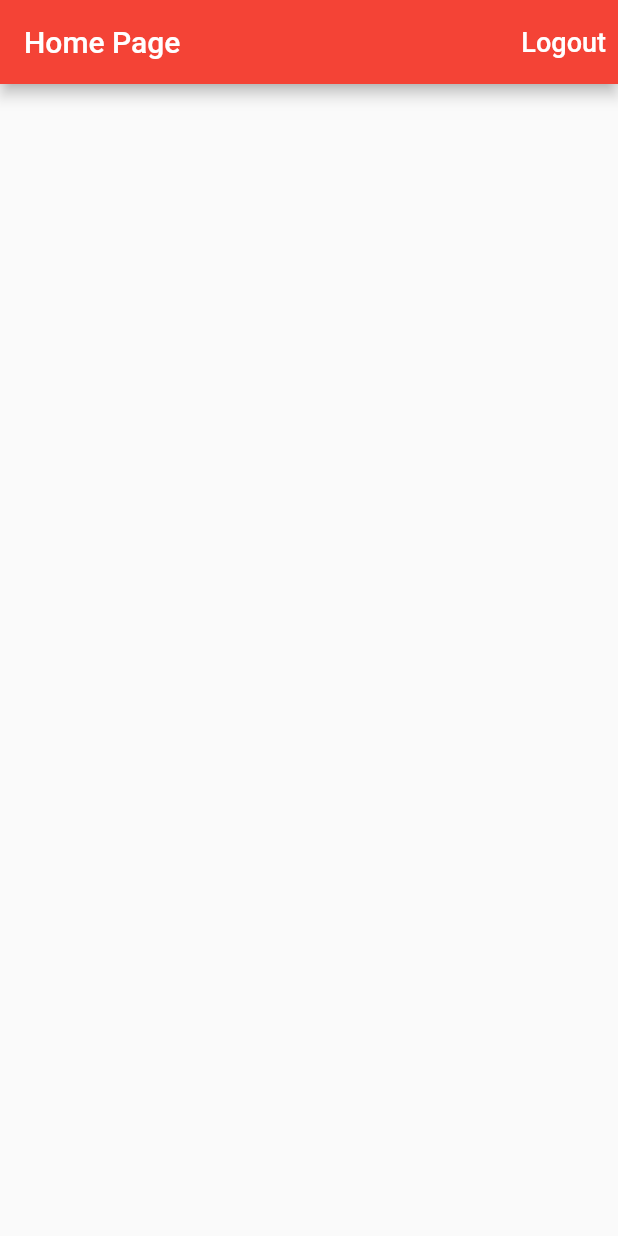
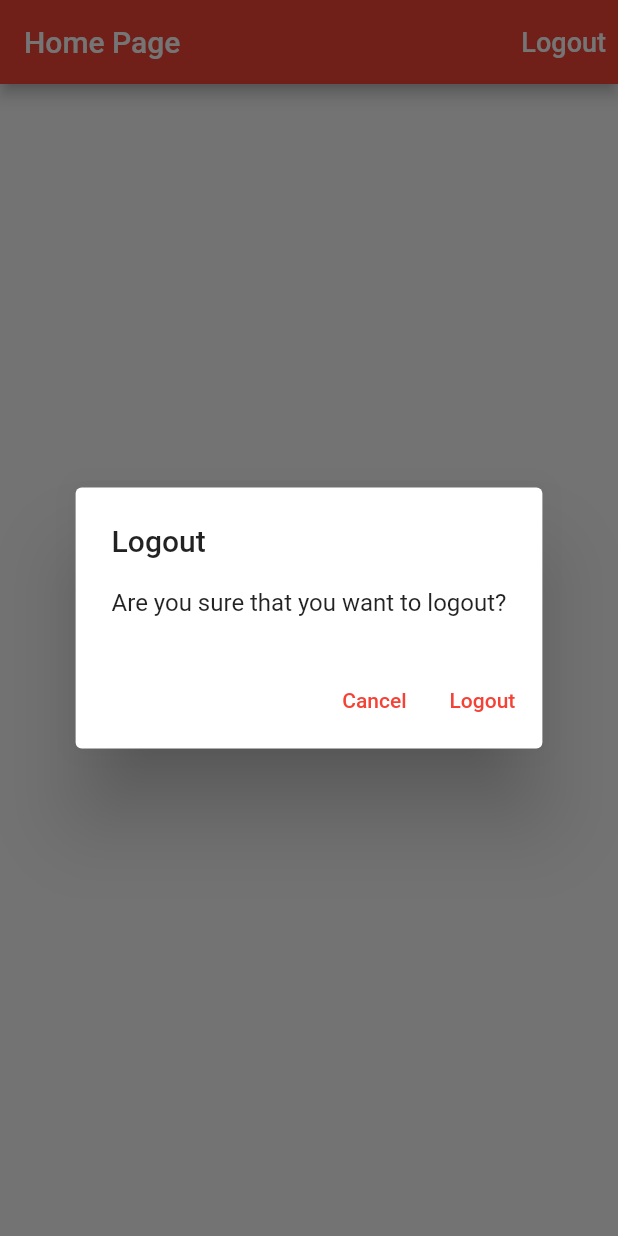
Before and after one commit to goodwijo/CIS350Project, a Flutter app: the screen it shows once a user with an empty profile is signed in, after a tap on "Logout", on a phone screen of 412 x 824 dp. Run offline on Flutter 3.47's test engine with Material 2 defaults, Android fonts, the phone set to English and light mode, and no system bars; our stand-ins replace firebase_auth, firebase_core, google_sign_in; accounts and stored records are empty.

Commit message:
Created custom widget for showing alert dialogs, added signout confirmation dialog

```diff
--- a/pantry_app/lib/app/home_page.dart
+++ b/pantry_app/lib/app/home_page.dart
@@ -1,4 +1,5 @@
 import 'package:flutter/material.dart';
+import 'package:pantry_app/common_widgets/show_alert_dialog.dart';
 import 'package:pantry_app/services/auth.dart';
 
 class HomePage extends StatelessWidget {
@@ -13,11 +14,24 @@
     }
   }
 
+  Future<void> _confirmSignOut(BuildContext context) async {
+    final didRequestSignOut = await showAlertDialog(
+      context,
+      title: 'Logout',
+      content: 'Are you sure that you want to logout?',
+      cancelActionText: 'Cancel',
+      defaultActionText: 'Logout',
+    );
+    if (didRequestSignOut == true) {
+      _signOut();
+    }
+  }
+
   @override
   Widget build(BuildContext context) {
     return Scaffold(
       appBar: AppBar(
-        title: Text('Home Page'),
+        title: const Text('Home Page'),
         actions: <Widget>[
           TextButton(
             child: const Text(
@@ -27,7 +41,7 @@
                 fontSize: 18.0,
               ),
             ),
-            onPressed: _signOut,
+            onPressed: () => _confirmSignOut(context),
           ),
         ],
       ),
--- /dev/null
+++ b/pantry_app/lib/common_widgets/show_alert_dialog.dart
@@ -0,0 +1,51 @@
+import 'dart:io';
+import 'package:flutter/cupertino.dart';
+import 'package:flutter/material.dart';
+
+Future<dynamic>? showAlertDialog(
+  BuildContext context, {
+  required String title,
+  required String content,
+  String? cancelActionText,
+  required String defaultActionText,
+}) {
+  if (!Platform.isIOS) {
+    return showDialog(
+      context: context,
+      builder: (context) => AlertDialog(
+        title: Text(title),
+        content: Text(content),
+        actions: <Widget>[
+          if (cancelActionText != null)
+            TextButton(
+              child: Text(cancelActionText),
+              onPressed: () => Navigator.of(context).pop(false),
+            ),
+          TextButton(
+            child: Text(defaultActionText),
+            onPressed: () => Navigator.of(context).pop(true),
+          ),
+        ],
+      ),
+    );
+  } else {
+    return showCupertinoDialog(
+      context: context,
+      builder: (context) => CupertinoAlertDialog(
+        title: Text(title),
+        content: Text(content),
+        actions: <Widget>[
+          if (cancelActionText != null)
+            CupertinoDialogAction(
+              child: Text(cancelActionText),
+              onPressed: () => Navigator.of(context).pop(false),
+            ),
+          CupertinoDialogAction(
+            child: Text(defaultActionText),
+            onPressed: () => Navigator.of(context).pop(true),
+          ),
+        ],
+      ),
+    );
+  }
+}
```
Also changed, not shown: pantry_app/lib/app/sign_in/email_sign_in_form.dart (+7 -15 lines).
